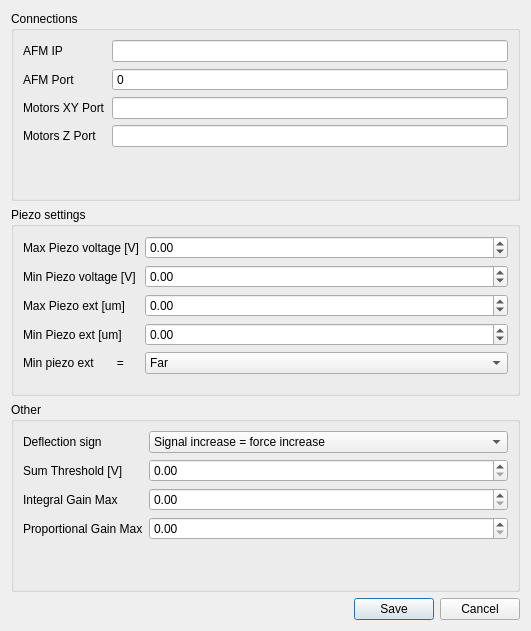
First picture: the form in GUIs/hwConfig_dialog.ui, repository elandini/CoMPlEx, before the edit.
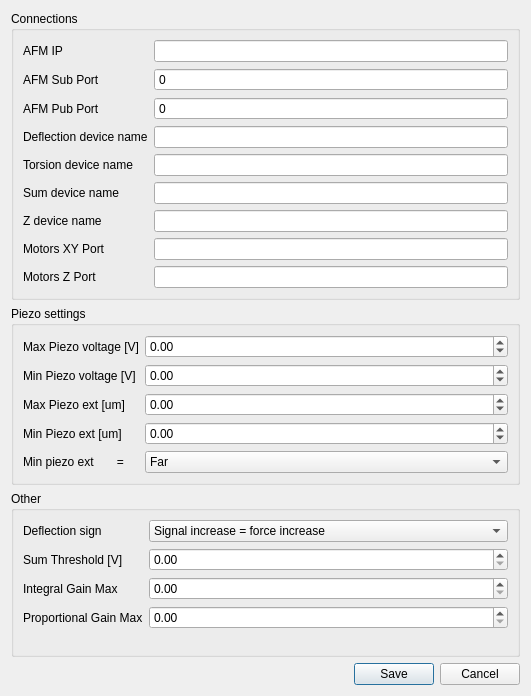
Second picture: the form after the edit.

What changed in the file:
```diff
--- a/GUIs/hwConfig_dialog.ui
+++ b/GUIs/hwConfig_dialog.ui
@@ -7,7 +7,7 @@
     <x>0</x>
     <y>0</y>
     <width>531</width>
-    <height>631</height>
+    <height>696</height>
    </rect>
   </property>
   <property name="windowTitle">
@@ -20,6 +20,9 @@
       <string>Connections</string>
      </property>
      <layout class="QFormLayout" name="formLayout">
+      <property name="fieldGrowthPolicy">
+       <enum>QFormLayout::AllNonFixedFieldsGrow</enum>
+      </property>
       <item row="0" column="0">
        <widget class="QLabel" name="label">
         <property name="text">
@@ -33,7 +36,7 @@
       <item row="1" column="0">
        <widget class="QLabel" name="label_2">
         <property name="text">
-         <string>AFM Port</string>
+         <string>AFM Sub Port</string>
         </property>
        </widget>
       </item>
@@ -48,25 +51,82 @@
        </widget>
       </item>
       <item row="2" column="0">
+       <widget class="QLabel" name="label_14">
+        <property name="text">
+         <string>AFM Pub Port</string>
+        </property>
+       </widget>
+      </item>
+      <item row="2" column="1">
+       <widget class="QSpinBox" name="afmPubPortNum">
+        <property name="buttonSymbols">
+         <enum>QAbstractSpinBox::NoButtons</enum>
+        </property>
+        <property name="maximum">
+         <number>100000000</number>
+        </property>
+       </widget>
+      </item>
+      <item row="3" column="1">
+       <widget class="QLineEdit" name="deflNameLine"/>
+      </item>
+      <item row="7" column="0">
        <widget class="QLabel" name="label_3">
         <property name="text">
          <string>Motors XY Port</string>
         </property>
        </widget>
       </item>
-      <item row="2" column="1">
+      <item row="7" column="1">
        <widget class="QLineEdit" name="motorXyPortLine"/>
       </item>
-      <item row="3" column="0">
+      <item row="8" column="0">
        <widget class="QLabel" name="label_4">
         <property name="text">
          <string>Motors Z Port</string>
         </property>
        </widget>
       </item>
-      <item row="3" column="1">
+      <item row="8" column="1">
        <widget class="QLineEdit" name="motorZPortLine"/>
       </item>
+      <item row="4" column="1">
+       <widget class="QLineEdit" name="torsNameLine"/>
+      </item>
+      <item row="5" column="1">
+       <widget class="QLineEdit" name="sumNameLine"/>
+      </item>
+      <item row="6" column="1">
+       <widget class="QLineEdit" name="zNameLine"/>
+      </item>
+      <item row="3" column="0">
+       <widget class="QLabel" name="label_15">
+        <property name="text">
+         <string>Deflection device name</string>
+        </property>
+       </widget>
+      </item>
+      <item row="4" column="0">
+       <widget class="QLabel" name="label_16">
+        <property name="text">
+         <string>Torsion device name</string>
+        </property>
+       </widget>
+      </item>
+      <item row="5" column="0">
+       <widget class="QLabel" name="label_17">
+        <property name="text">
+         <string>Sum device name</string>
+        </property>
+       </widget>
+      </item>
+      <item row="6" column="0">
+       <widget class="QLabel" name="label_18">
+        <property name="text">
+         <string>Z device name</string>
+        </property>
+       </widget>
+      </item>
      </layout>
     </widget>
    </item>
```
Left out of the diff: 2 changed lines with no effect on the pictures.
